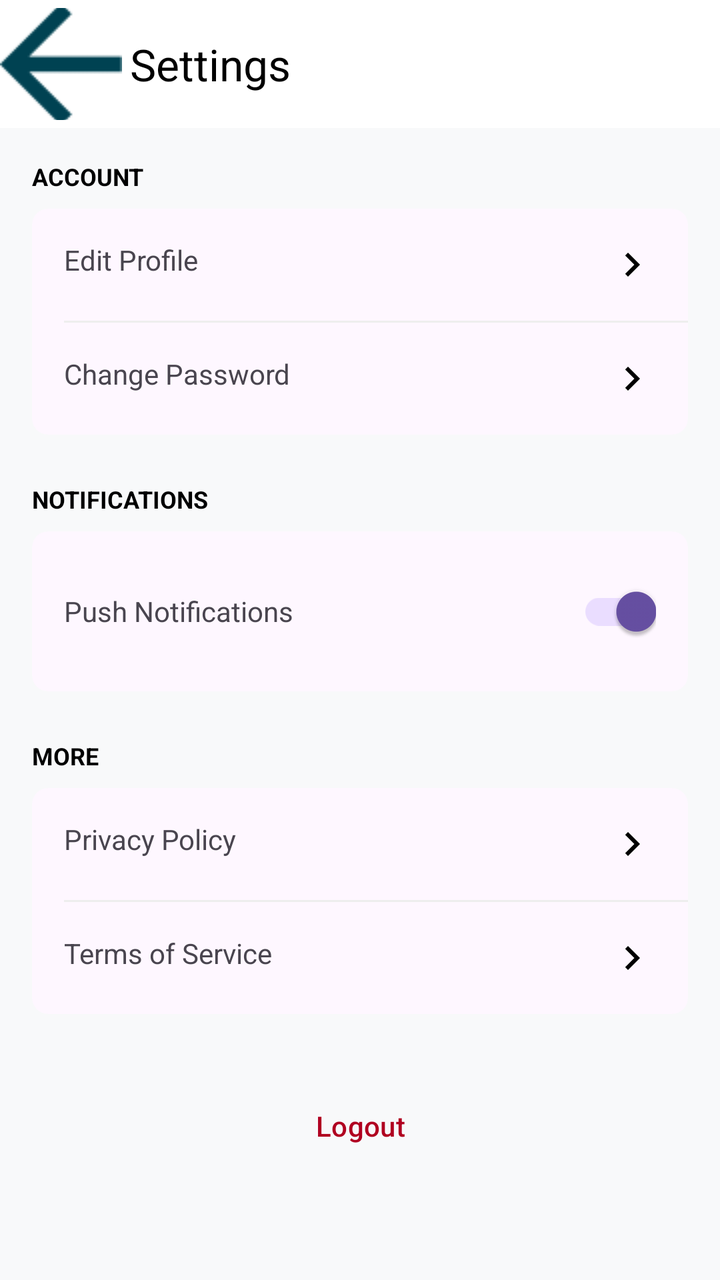
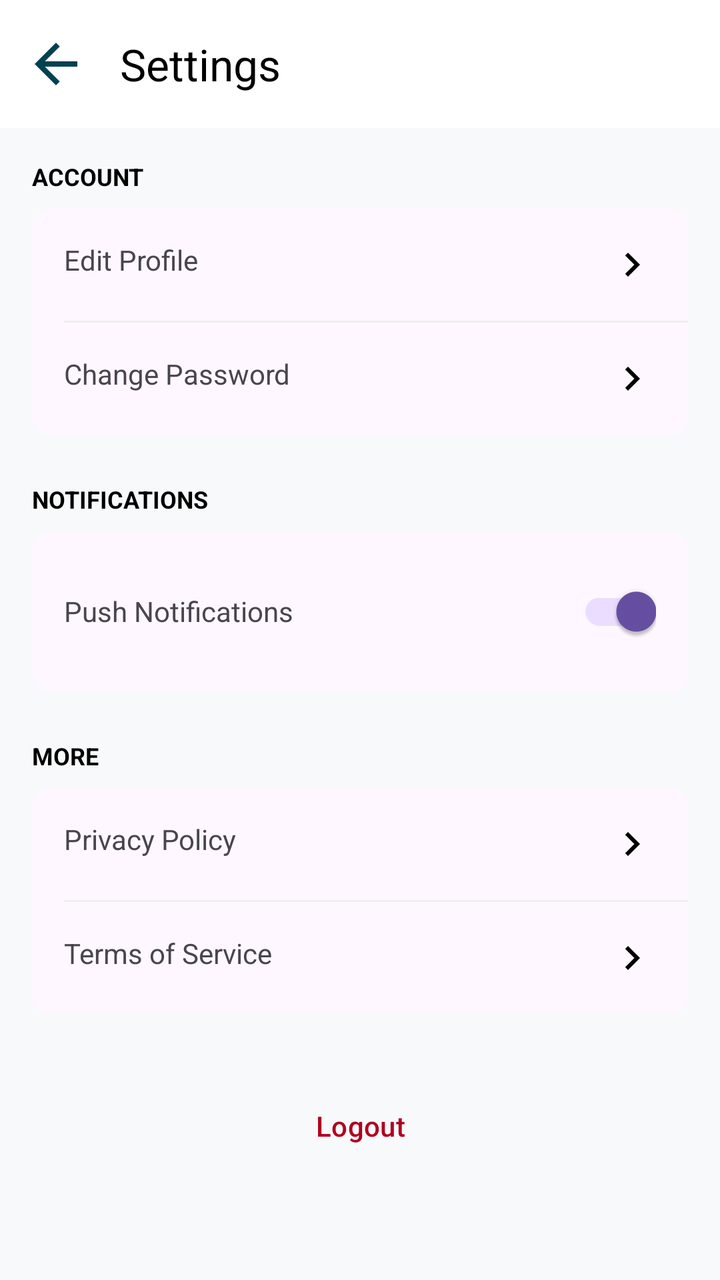

Before-and-after screenshots of an Android layout around one commit, followed by the original layout XML and the change that was made.
<!-- AndroidManifest.xml: application theme Theme.ECommerce_Task -->
<!-- res/layout/activity_settings.xml -->
<?xml version="1.0" encoding="utf-8"?>
<androidx.constraintlayout.widget.ConstraintLayout xmlns:android="http://schemas.android.com/apk/res/android"
    xmlns:app="http://schemas.android.com/apk/res-auto"
    xmlns:tools="http://schemas.android.com/tools"
    android:id="@+id/main"
    android:layout_width="match_parent"
    android:layout_height="match_parent"
    android:background="#F8F9FA"
    tools:context=".Settings">

    <com.google.android.material.appbar.AppBarLayout
        android:id="@+id/appBarLayout"
        android:layout_width="match_parent"
        android:layout_height="wrap_content"
        app:layout_constraintTop_toTopOf="parent">

        <com.google.android.material.appbar.MaterialToolbar
            android:id="@+id/toolbar"
            android:layout_width="match_parent"
            android:layout_height="?attr/actionBarSize"
            android:background="@color/white"
            app:title="@string/settings"
            app:titleTextColor="@color/black"
            app:navigationIcon="@drawable/ic_back" />
    </com.google.android.material.appbar.AppBarLayout>

    <androidx.core.widget.NestedScrollView
        android:layout_width="match_parent"
        android:layout_height="0dp"
        app:layout_constraintBottom_toBottomOf="parent"
        app:layout_constraintTop_toBottomOf="@id/appBarLayout">

        <LinearLayout
            android:layout_width="match_parent"
            android:layout_height="wrap_content"
            android:orientation="vertical"
            android:padding="16dp">

            
            <TextView
                android:layout_width="match_parent"
                android:layout_height="wrap_content"
                android:text="@string/account"
                android:textAllCaps="true"
                android:textColor="@color/black"
                android:textSize="12sp"
                android:textStyle="bold"
                android:layout_marginBottom="8dp"/>

            <com.google.android.material.card.MaterialCardView
                android:layout_width="match_parent"
                android:layout_height="wrap_content"
                app:cardCornerRadius="8dp"
                app:cardElevation="0dp"
                app:strokeWidth="0dp"
                android:layout_marginBottom="24dp">

                <LinearLayout
                    android:layout_width="match_parent"
                    android:layout_height="wrap_content"
                    android:orientation="vertical">

                    <TextView
                        android:id="@+id/btn_edit_profile"
                        android:layout_width="match_parent"
                        android:layout_height="wrap_content"
                        android:padding="16dp"
                        android:text="@string/edit_profile"
                        app:drawableEndCompat="@drawable/ic_chevron_right"
                        android:background="?attr/selectableItemBackground" />

                    <View
                        android:layout_width="match_parent"
                        android:layout_height="1dp"
                        android:background="#EEEEEE"
                        android:layout_marginStart="16dp" />

                    <TextView
                        android:id="@+id/btn_change_password"
                        android:layout_width="match_parent"
                        android:layout_height="wrap_content"
                        android:padding="16dp"
                        android:text="@string/change_password"
                        app:drawableEndCompat="@drawable/ic_chevron_right"
                        android:background="?attr/selectableItemBackground" />
                </LinearLayout>
            </com.google.android.material.card.MaterialCardView>

            
            <TextView
                android:layout_width="match_parent"
                android:layout_height="wrap_content"
                android:text="@string/notifications"
                android:textAllCaps="true"
                android:textColor="@color/black"
                android:textSize="12sp"
                android:textStyle="bold"
                android:layout_marginBottom="8dp"/>

            <com.google.android.material.card.MaterialCardView
                android:layout_width="match_parent"
                android:layout_height="wrap_content"
                app:cardCornerRadius="8dp"
                app:cardElevation="0dp"
                app:strokeWidth="0dp"
                android:layout_marginBottom="24dp">

                <LinearLayout
                    android:layout_width="match_parent"
                    android:layout_height="wrap_content"
                    android:orientation="vertical">

                    <LinearLayout
                        android:layout_width="match_parent"
                        android:layout_height="wrap_content"
                        android:orientation="horizontal"
                        android:padding="16dp">
                        <TextView
                            android:layout_width="0dp"
                            android:layout_height="wrap_content"
                            android:layout_weight="1"
                            android:text="@string/push_notifications"
                            android:layout_gravity="center_vertical"/>
                        <com.google.android.material.switchmaterial.SwitchMaterial
                            android:id="@+id/switch_notifications"
                            android:layout_width="wrap_content"
                            android:layout_height="wrap_content"
                            android:checked="true"/>
                    </LinearLayout>
                </LinearLayout>
            </com.google.android.material.card.MaterialCardView>

            
            <TextView
                android:layout_width="match_parent"
                android:layout_height="wrap_content"
                android:text="@string/more"
                android:textAllCaps="true"
                android:textColor="@color/black"
                android:textSize="12sp"
                android:textStyle="bold"
                android:layout_marginBottom="8dp"/>

            <com.google.android.material.card.MaterialCardView
                android:layout_width="match_parent"
                android:layout_height="wrap_content"
                app:cardCornerRadius="8dp"
                app:cardElevation="0dp"
                app:strokeWidth="0dp"
                android:layout_marginBottom="24dp">

                <LinearLayout
                    android:layout_width="match_parent"
                    android:layout_height="wrap_content"
                    android:orientation="vertical">

                    <TextView
                        android:id="@+id/btn_privacy_policy"
                        android:layout_width="match_parent"
                        android:layout_height="wrap_content"
                        android:padding="16dp"
                        android:text="@string/privacy_policy"
                        app:drawableEndCompat="@drawable/ic_chevron_right"
                        android:background="?attr/selectableItemBackground" />

                    <View
                        android:layout_width="match_parent"
                        android:layout_height="1dp"
                        android:background="#EEEEEE"
                        android:layout_marginStart="16dp" />

                    <TextView
                        android:id="@+id/btn_terms"
                        android:layout_width="match_parent"
                        android:layout_height="wrap_content"
                        android:padding="16dp"
                        android:text="@string/terms_of_service"
                        app:drawableEndCompat="@drawable/ic_chevron_right"
                        android:background="?attr/selectableItemBackground" />
                </LinearLayout>
            </com.google.android.material.card.MaterialCardView>

            <com.google.android.material.button.MaterialButton
                android:id="@+id/btn_logout"
                android:layout_width="match_parent"
                android:layout_height="wrap_content"
                android:text="@string/logout"
                android:textColor="@color/design_default_color_error"
                style="@style/Widget.Material3.Button.TextButton"
                android:layout_marginTop="8dp"/>

        </LinearLayout>
    </androidx.core.widget.NestedScrollView>

</androidx.constraintlayout.widget.ConstraintLayout>
<!-- resources referenced by this layout -->
<resources>
  <color name="black">#FF000000</color>
  <color name="white">#FFFFFFFF</color>
  <!-- drawable ic_back: png bitmap (drawable, 640 bytes) -->
  <!-- drawable ic_chevron_right (drawable) -->
  <vector xmlns:android="http://schemas.android.com/apk/res/android"
      android:width="24dp"
      android:height="24dp"
      android:viewportWidth="24"
      android:viewportHeight="24">
      <path
          android:fillColor="#FF000000"
          android:pathData="M10,6L8.59,7.41 13.17,12l-4.58,4.59L10,18l6,-6z" />
  </vector>
  <string name="account">Account</string>
  <string name="change_password">Change Password</string>
  <string name="edit_profile">Edit Profile</string>
  <string name="logout">Logout</string>
  <string name="more">More</string>
  <string name="notifications">Notifications</string>
  <string name="privacy_policy">Privacy Policy</string>
  <string name="push_notifications">Push Notifications</string>
  <string name="settings">Settings</string>
  <string name="terms_of_service">Terms of Service</string>
  <style name="Theme.ECommerce_Task" parent="Base.Theme.ECommerce_Task" />
  <style name="Base.Theme.ECommerce_Task" parent="Theme.Material3.DayNight.NoActionBar">
          
          
      </style>
</resources>

<!-- the commit's change to res/layout/activity_settings.xml (unified diff, before → after) -->
@@ -19,9 +19,9 @@
             android:layout_width="match_parent"
             android:layout_height="?attr/actionBarSize"
             android:background="@color/white"
+            app:navigationIcon="@drawable/ic_back_vector"
             app:title="@string/settings"
-            app:titleTextColor="@color/black"
-            app:navigationIcon="@drawable/ic_back" />
+            app:titleTextColor="@color/black" />
     </com.google.android.material.appbar.AppBarLayout>
 
     <androidx.core.widget.NestedScrollView
<!-- resource entries referenced after the edit -->
@@ -2,7 +2,17 @@
 <resources>
   <color name="black">#FF000000</color>
   <color name="white">#FFFFFFFF</color>
-  <!-- drawable ic_back: png bitmap (drawable, 640 bytes) -->
+  <!-- drawable ic_back_vector (drawable) -->
+  <?xml version="1.0" encoding="utf-8"?>
+  <vector xmlns:android="http://schemas.android.com/apk/res/android"
+      android:width="32dp"
+      android:height="32dp"
+      android:viewportWidth="24"
+      android:viewportHeight="24">
+      <path
+          android:fillColor="#004252"
+          android:pathData="M20,11H7.83l5.59,-5.59L12,4l-8,8 8,8 1.41,-1.41L7.83,13H20v-2z"/>
+  </vector>
   <!-- drawable ic_chevron_right (drawable) -->
   <vector xmlns:android="http://schemas.android.com/apk/res/android"
       android:width="24dp"
